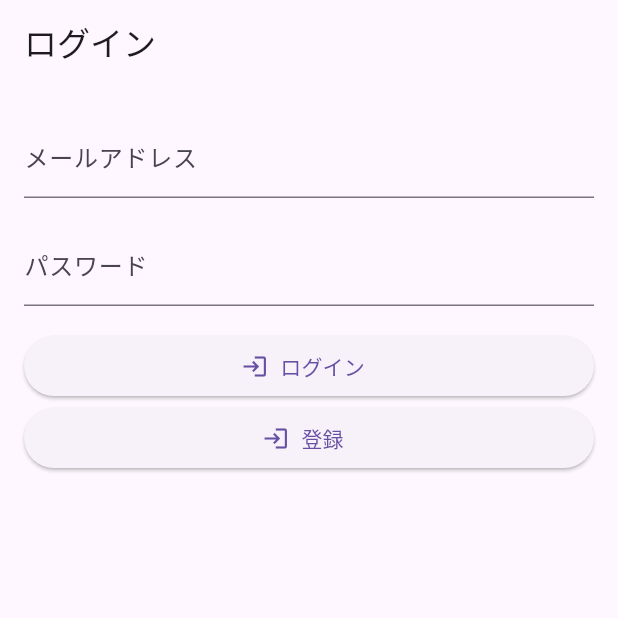
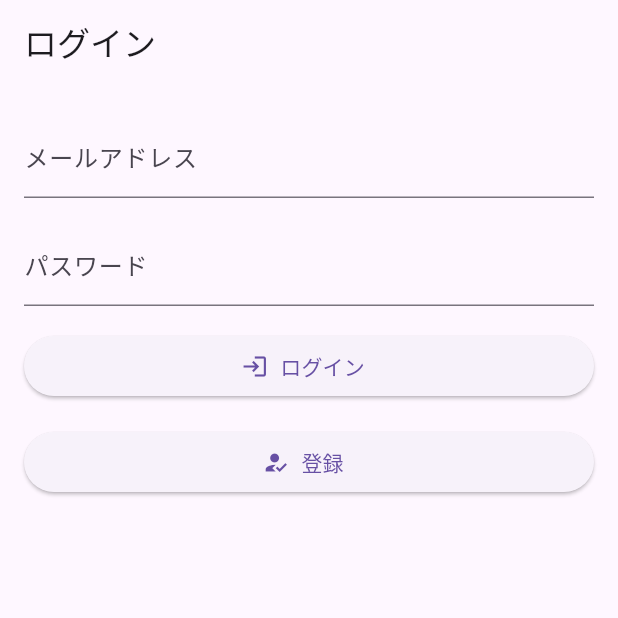
Before and after one commit to yuki-4201/Door_App_Public, a Flutter app: the screen it shows after launch, on a phone screen of 412 x 824 dp, the top half of it. Run offline on Flutter 3.47's test engine with Material 3 defaults, Android fonts, the phone set to English and light mode, and no system bars; our stand-ins replace flutter_dotenv, flutter_secure_storage, supabase_flutter; accounts and stored records are empty.

Commit message:
Update login_page.dart

```diff
--- a/lib/pages/login_page.dart
+++ b/lib/pages/login_page.dart
@@ -127,12 +127,13 @@ class LoginPageState extends State<LoginPage> {
             label: const Text('ログイン'),
             icon: const Icon(Icons.login),
           ),
+          formSpacer,
           ElevatedButton.icon(
               onPressed: () {
                 Navigator.of(context).push(RegisterPage.route());
               },
               label: const Text('登録'),
-              icon: const Icon(Icons.login),
+              icon: const Icon(Icons.how_to_reg),
           )
         ],
       ),
```
